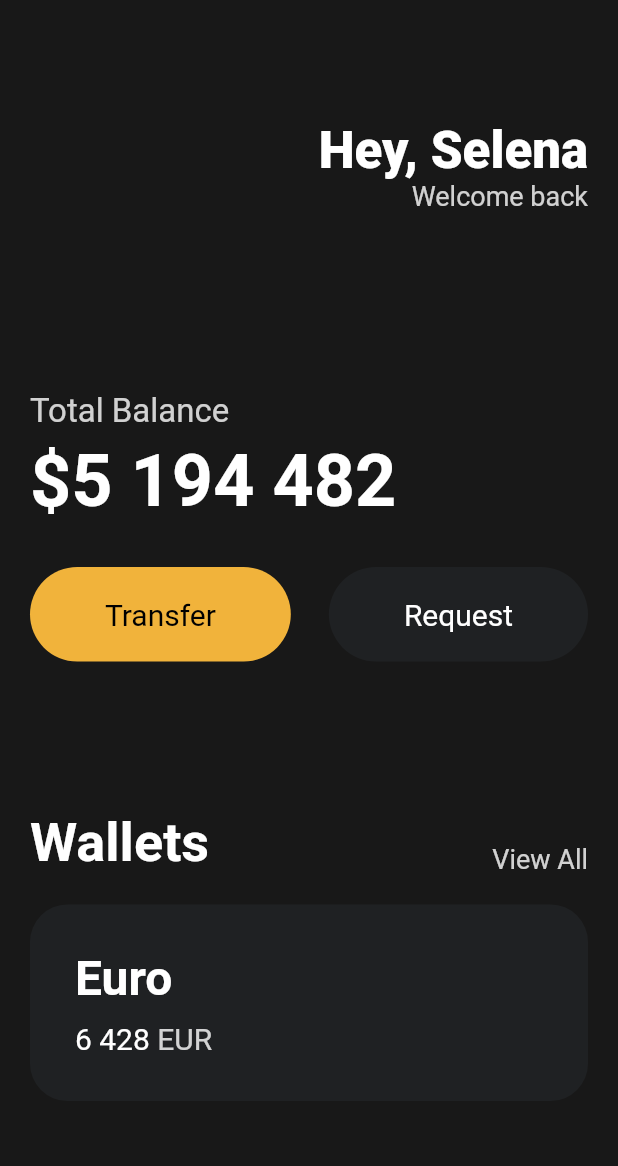
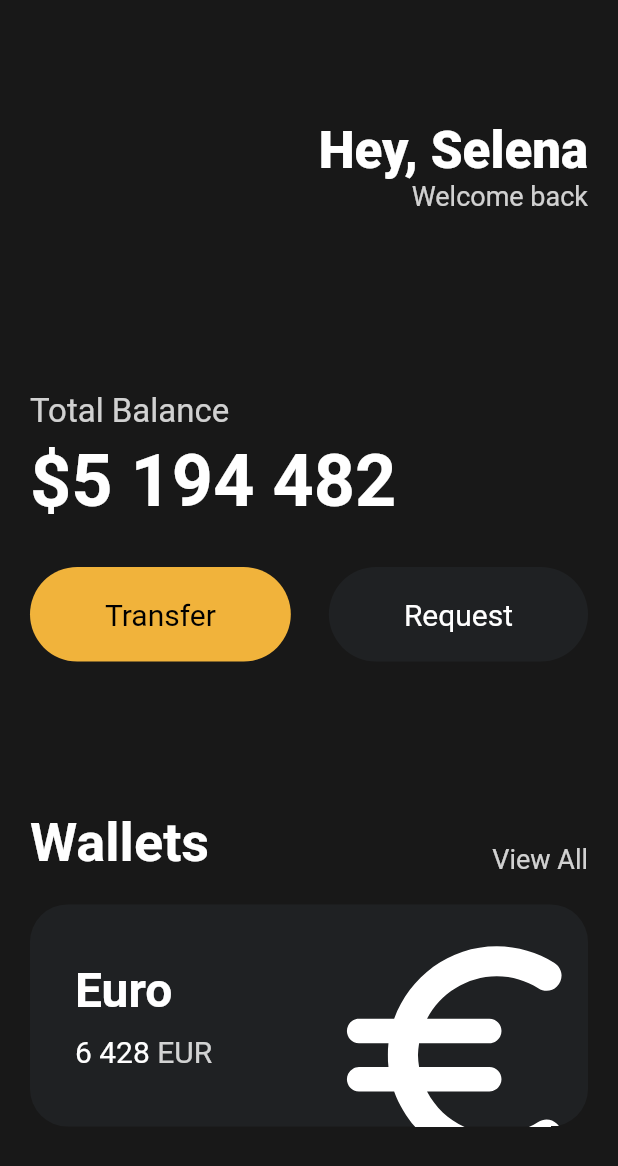
Before and after one commit to snack655/study-flutter, a Flutter app: the screen it shows after launch, on a phone screen of 412 x 824 dp. Shown: the top 1166 px of the screen. Run offline on Flutter 3.47's test engine with Material 2 defaults, Android fonts, the phone set to English and light mode, and no system bars.

Commit message:
Study Transform and Icon

```diff
--- a/toonflix/lib/main.dart
+++ b/toonflix/lib/main.dart
@@ -60,12 +60,14 @@ class App extends StatelessWidget {
                     ),
                   ),
                   const SizedBox(height: 5),
-                  const Text('\$5 194 482',
-                      style: TextStyle(
-                        fontSize: 48,
-                        color: Colors.white,
-                        fontWeight: FontWeight.w600,
-                      )),
+                  const Text(
+                    '\$5 194 482',
+                    style: TextStyle(
+                      fontSize: 48,
+                      color: Colors.white,
+                      fontWeight: FontWeight.w600,
+                    ),
+                  ),
                   const SizedBox(height: 30),
                   const Row(
                     mainAxisAlignment: MainAxisAlignment.spaceBetween,
@@ -110,6 +112,7 @@ class App extends StatelessWidget {
                     height: 20,
                   ),
                   Container(
+                    clipBehavior: Clip.hardEdge,
                     decoration: BoxDecoration(
                       color: const Color(0xFF1F2123),
                       borderRadius: BorderRadius.circular(25),
@@ -117,6 +120,7 @@ class App extends StatelessWidget {
                     child: Padding(
                       padding: const EdgeInsets.all(30),
                       child: Row(
+                        mainAxisAlignment: MainAxisAlignment.spaceBetween,
                         children: [
                           Column(
                             crossAxisAlignment: CrossAxisAlignment.start,
@@ -153,6 +157,17 @@ class App extends StatelessWidget {
                               ),
                             ],
                           ),
+                          Transform.scale(
+                            scale: 2.2,
+                            child: Transform.translate(
+                              offset: const Offset(-5, 12),
+                              child: const Icon(
+                                Icons.euro_rounded,
+                                color: Colors.white,
+                                size: 88,
+                              ),
+                            ),
+                          )
                         ],
                       ),
                     )
```
